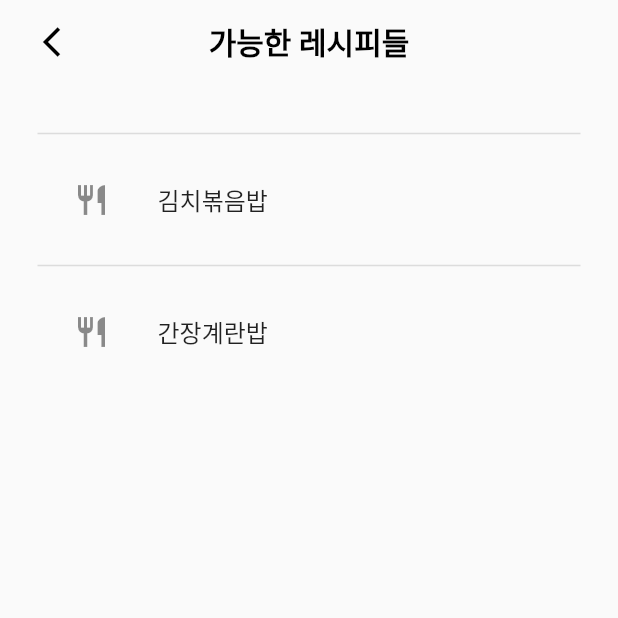
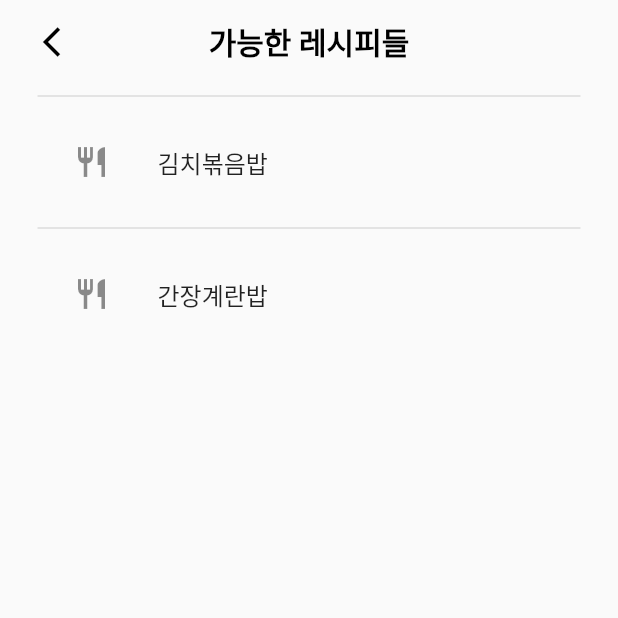
Before and after one commit to coitloz88/Empty-Refrigerator, a Flutter app: the RecipeListScreen screen opened directly, on a phone screen of 412 x 824 dp, the top half of it. Run offline on Flutter 3.47's test engine with Material 2 defaults, Android fonts, the phone set to English and light mode, and no system bars; our stand-ins replace flutter_svg, image_picker.

Commit message:
chore: UI 패딩 간격 조정

```diff
--- a/lib/screens/recipe/recipe_list_screen.dart
+++ b/lib/screens/recipe/recipe_list_screen.dart
@@ -40,9 +40,6 @@ class RecipeListScreen extends StatelessWidget {
         child: SingleChildScrollView(
           child: Column(
             children: [
-              SizedBox(
-                height: 25,
-              ),
               Column(
                 children: getChildrenWithSeperator(
                   addToLastChild: false,
```
